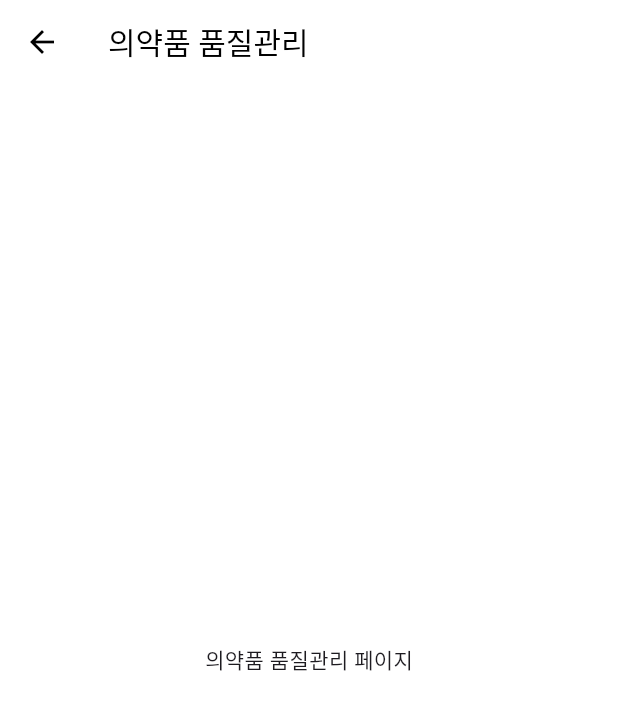
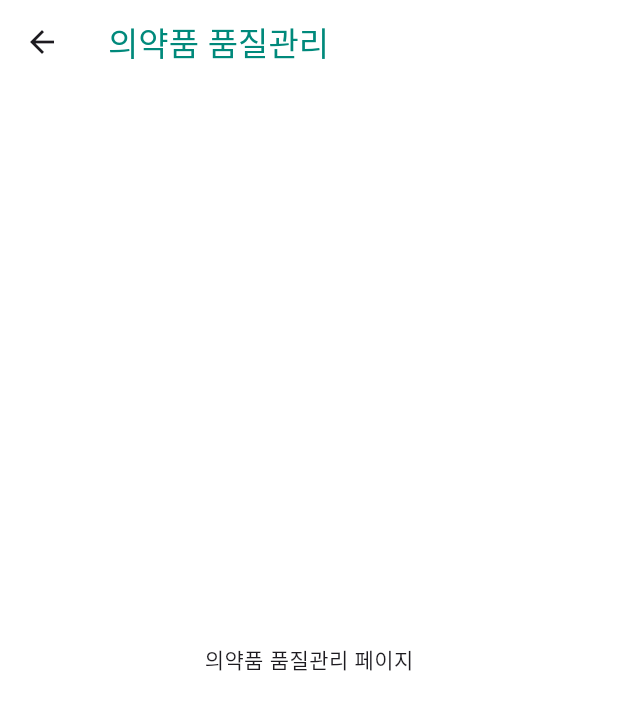
Before and after one commit to gitwub5/ble_sensor_client_app, a Flutter app: the screen it shows after launch, after a tap on "의약품 품질관리", on a phone screen of 412 x 824 dp. Shown: the top 710 px of the screen. Run offline on Flutter 3.47's test engine with Material 3 defaults, Android fonts, the phone set to English and light mode, and no system bars; our stand-ins replace flutter_blue_plus, google_fonts.

Commit message:
[UI] Default Setting

```diff
--- a/lib/app.dart
+++ b/lib/app.dart
@@ -1,4 +1,5 @@
 import 'package:flutter/material.dart';
+import 'package:google_fonts/google_fonts.dart';
 import 'features/home/view/home_screen.dart';
 import 'features/tag_management/view/tag_screen.dart';
 import 'features/medicine_registration/view/registration_screen.dart';
@@ -14,20 +15,17 @@ class App extends StatelessWidget {
       debugShowCheckedModeBanner: false,
       title: "의약품 관리 시스템",
       theme: ThemeData(
-        primarySwatch: Colors.blue,
+        primarySwatch: Colors.teal,
         scaffoldBackgroundColor: Colors.white,
+        fontFamily: GoogleFonts.poppins().fontFamily,
         appBarTheme: AppBarTheme(
           backgroundColor: Colors.white,
-          elevation: 0,
-          titleTextStyle: TextStyle(color: Colors.black, fontSize: 20),
-          iconTheme: IconThemeData(color: Colors.black),
-        ),
-        elevatedButtonTheme: ElevatedButtonThemeData(
-          style: ElevatedButton.styleFrom(
-            backgroundColor: Colors.black,
-            foregroundColor: Colors.white,
-            padding: EdgeInsets.symmetric(horizontal: 20, vertical: 10),
+          titleTextStyle: TextStyle(
+            color: Colors.teal[600],
+            fontSize: 22,
+            fontWeight: FontWeight.w500,
           ),
+          // iconTheme: IconThemeData(color: Colors.teal[700]),
         ),
       ),
       initialRoute: '/',
--- a/pubspec.yaml
+++ b/pubspec.yaml
@@ -10,6 +10,7 @@ dependencies:
   flutter:
     sdk: flutter
   flutter_blue_plus: ^1.35.2
+  google_fonts: ^6.2.1
   provider: ^6.1.2
 
 dev_dependencies:
```
Also changed, not shown: pubspec.lock.
